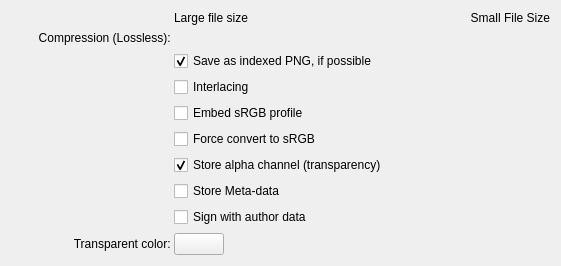
This is plugins/impex/png/kis_wdg_options_png.ui in KDE/krita as Qt 5 draws it before an edit. The edited form follows.
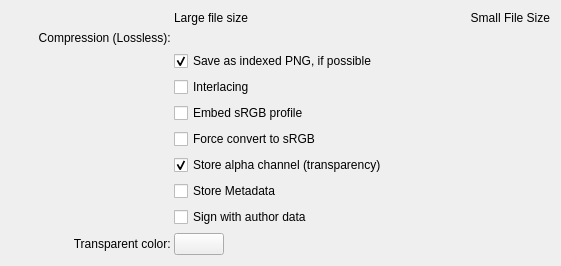
This is the edited form. Custom widgets are drawn as their Qt base class.

The edit to the form file:
```diff
--- a/plugins/impex/png/kis_wdg_options_png.ui
+++ b/plugins/impex/png/kis_wdg_options_png.ui
@@ -91,7 +91,7 @@
         <string>&lt;html&gt;&lt;head/&gt;&lt;body&gt;&lt;p&gt;Store information like keywords, title and subject and license, if possible.&lt;/p&gt;&lt;/body&gt;&lt;/html&gt;</string>
        </property>
        <property name="text">
-        <string>Store Meta-data</string>
+        <string>Store Metadata</string>
        </property>
       </widget>
      </item>
```
